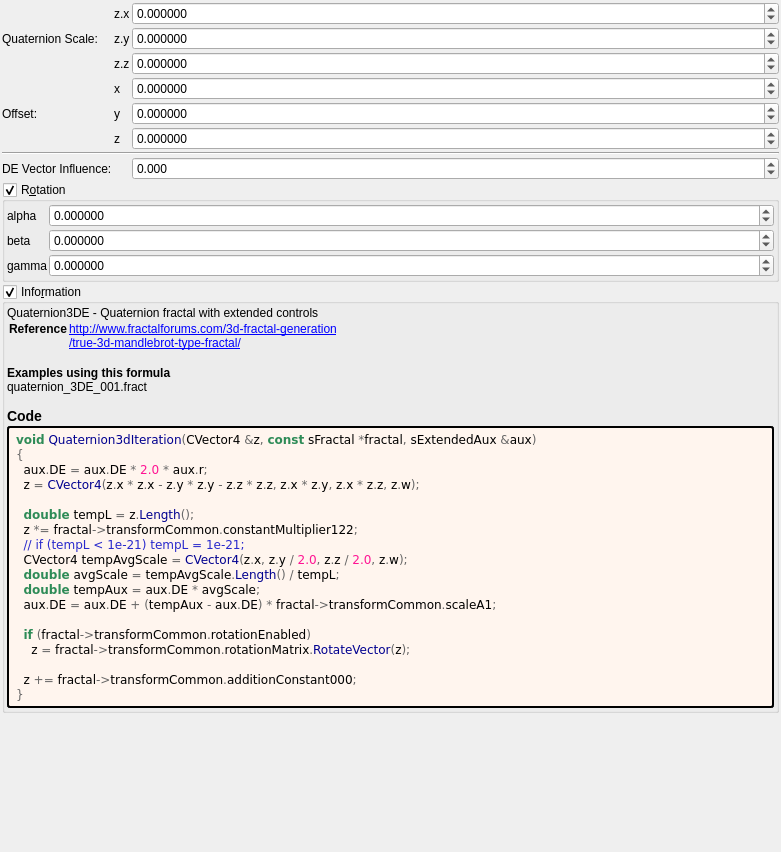
Qt form mandelbulber2/deploy/share/mandelbulber2/formula/ui/quaternion3d.ui (irinox-ctrl/mandelbulber2) before a commit.
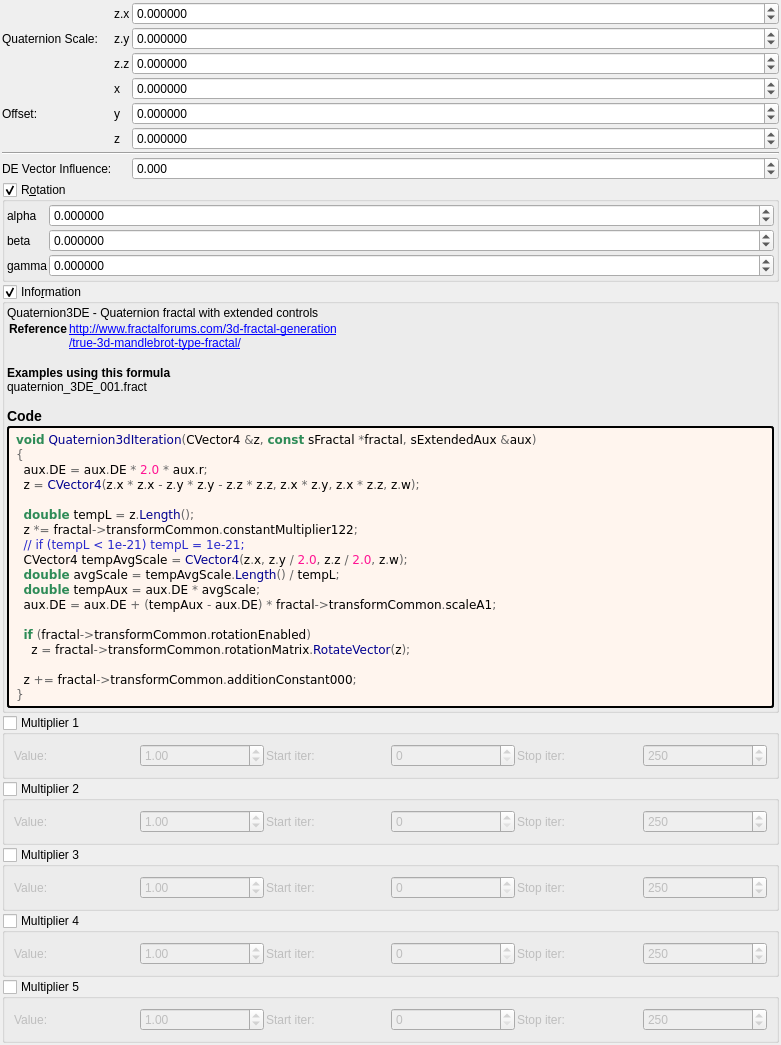
The same form after that commit. Custom widgets are drawn as their Qt base class.

Commit message:
feat: add 5 general-purpose multipliers to all 1007 fractal formulas
Each multiplier has:
- Checkbox (OFF by default)
- Value spinbox (default 1.0, range -100 to 100)
- Iteration start/stop range

Logic: z *= value; DE *= |value|;

Uses existing transformCommon parameters:
- Checkboxes: functionEnabledBx/By/Bz/Bw/CzFalse
- Values: scale4/5/6/8/16
- Ranges: startIterationsB-F/stopIterationsB-F

Modified 1007 .cpp (CPU), 1006 .cl (GPU), 1023 .ui files.
Both source (formula/) and deploy (deploy/share/) copies updated.

```diff
--- a/mandelbulber2/deploy/share/mandelbulber2/formula/ui/quaternion3d.ui
+++ b/mandelbulber2/deploy/share/mandelbulber2/formula/ui/quaternion3d.ui
@@ -534,6 +534,192 @@
      </layout>
     </widget>
    </item>
+   <item>
+    <widget class="MyGroupBox" name="groupCheck_transf_function_enabledBx_false">
+     <property name="title"><string>Multiplier 1</string></property>
+     <property name="checkable"><bool>true</bool></property>
+     <property name="checked"><bool>false</bool></property>
+     <layout class="QGridLayout" name="gridLayout_mult1">
+      <property name="spacing"><number>2</number></property>
+      <item row="0" column="0">
+       <widget class="QLabel"><property name="text"><string>Value:</string></property></widget>
+      </item>
+      <item row="0" column="1">
+       <widget class="MyDoubleSpinBox" name="spinbox_transf_scale_4">
+        <property name="minimum"><double>-100.0</double></property><property name="maximum"><double>100.0</double></property>
+        <property name="singleStep"><double>0.01</double></property><property name="value"><double>1.0</double></property>
+       </widget>
+      </item>
+      <item row="0" column="2">
+       <widget class="QLabel"><property name="text"><string>Start iter:</string></property></widget>
+      </item>
+      <item row="0" column="3">
+       <widget class="MySpinBox" name="spinboxInt_transf_start_iterations_B">
+        <property name="minimum"><number>0</number></property><property name="maximum"><number>10000</number></property>
+        <property name="value"><number>0</number></property>
+       </widget>
+      </item>
+      <item row="0" column="4">
+       <widget class="QLabel"><property name="text"><string>Stop iter:</string></property></widget>
+      </item>
+      <item row="0" column="5">
+       <widget class="MySpinBox" name="spinboxInt_transf_stop_iterations_B">
+        <property name="minimum"><number>0</number></property><property name="maximum"><number>10000</number></property>
+        <property name="value"><number>250</number></property>
+       </widget>
+      </item>
+     </layout>
+    </widget>
+   </item>
+   <item>
+    <widget class="MyGroupBox" name="groupCheck_transf_function_enabledBy_false">
+     <property name="title"><string>Multiplier 2</string></property>
+     <property name="checkable"><bool>true</bool></property>
+     <property name="checked"><bool>false</bool></property>
+     <layout class="QGridLayout" name="gridLayout_mult2">
+      <property name="spacing"><number>2</number></property>
+      <item row="0" column="0">
+       <widget class="QLabel"><property name="text"><string>Value:</string></property></widget>
+      </item>
+      <item row="0" column="1">
+       <widget class="MyDoubleSpinBox" name="spinbox_transf_scale_5">
+        <property name="minimum"><double>-100.0</double></property><property name="maximum"><double>100.0</double></property>
+        <property name="singleStep"><double>0.01</double></property><property name="value"><double>1.0</double></property>
+       </widget>
+      </item>
+      <item row="0" column="2">
+       <widget class="QLabel"><property name="text"><string>Start iter:</string></property></widget>
+      </item>
+      <item row="0" column="3">
+       <widget class="MySpinBox" name="spinboxInt_transf_start_iterations_C">
+        <property name="minimum"><number>0</number></property><property name="maximum"><number>10000</number></property>
+        <property name="value"><number>0</number></property>
+       </widget>
+      </item>
+      <item row="0" column="4">
+       <widget class="QLabel"><property name="text"><string>Stop iter:</string></property></widget>
+      </item>
+      <item row="0" column="5">
+       <widget class="MySpinBox" name="spinboxInt_transf_stop_iterations_C">
+        <property name="minimum"><number>0</number></property><property name="maximum"><number>10000</number></property>
+        <property name="value"><number>250</number></property>
+       </widget>
+      </item>
+     </layout>
+    </widget>
+   </item>
+   <item>
+    <widget class="MyGroupBox" name="groupCheck_transf_function_enabledBz_false">
+     <property name="title"><string>Multiplier 3</string></property>
+     <property name="checkable"><bool>true</bool></property>
+     <property name="checked"><bool>false</bool></property>
+     <layout class="QGridLayout" name="gridLayout_mult3">
+      <property name="spacing"><number>2</number></property>
+      <item row="0" column="0">
+       <widget class="QLabel"><property name="text"><string>Value:</string></property></widget>
+      </item>
+      <item row="0" column="1">
+       <widget class="MyDoubleSpinBox" name="spinbox_transf_scale_6">
+        <property name="minimum"><double>-100.0</double></property><property name="maximum"><double>100.0</double></property>
+        <property name="singleStep"><double>0.01</double></property><property name="value"><double>1.0</double></property>
+       </widget>
+      </item>
+      <item row="0" column="2">
+       <widget class="QLabel"><property name="text"><string>Start iter:</string></property></widget>
+      </item>
+      <item row="0" column="3">
+       <widget class="MySpinBox" name="spinboxInt_transf_start_iterations_D">
+        <property name="minimum"><number>0</number></property><property name="maximum"><number>10000</number></property>
+        <property name="value"><number>0</number></property>
+       </widget>
+      </item>
+      <item row="0" column="4">
+       <widget class="QLabel"><property name="text"><string>Stop iter:</string></property></widget>
+      </item>
+      <item row="0" column="5">
+       <widget class="MySpinBox" name="spinboxInt_transf_stop_iterations_D">
+        <property name="minimum"><number>0</number></property><property name="maximum"><number>10000</number></property>
+        <property name="value"><number>250</number></property>
+       </widget>
+      </item>
+     </layout>
+    </widget>
+   </item>
+   <item>
+    <widget class="MyGroupBox" name="groupCheck_transf_function_enabledBw_false">
+     <property name="title"><string>Multiplier 4</string></property>
+     <property name="checkable"><bool>true</bool></property>
+     <property name="checked"><bool>false</bool></property>
+     <layout class="QGridLayout" name="gridLayout_mult4">
+      <property name="spacing"><number>2</number></property>
+      <item row="0" column="0">
+       <widget class="QLabel"><property name="text"><string>Value:</string></property></widget>
+      </item>
+      <item row="0" column="1">
+       <widget class="MyDoubleSpinBox" name="spinbox_transf_scale_8">
+        <property name="minimum"><double>-100.0</double></property><property name="maximum"><double>100.0</double></property>
+        <property name="singleStep"><double>0.01</double></property><property name="value"><double>1.0</double></property>
+       </widget>
+      </item>
+      <item row="0" column="2">
+       <widget class="QLabel"><property name="text"><string>Start iter:</string></property></widget>
+      </item>
+      <item row="0" column="3">
+       <widget class="MySpinBox" name="spinboxInt_transf_start_iterations_E">
+        <property name="minimum"><number>0</number></property><property name="maximum"><number>10000</number></property>
+        <property name="value"><number>0</number></property>
+       </widget>
+      </item>
+      <item row="0" column="4">
+       <widget class="QLabel"><property name="text"><string>Stop iter:</string></property></widget>
+      </item>
+      <item row="0" column="5">
+       <widget class="MySpinBox" name="spinboxInt_transf_stop_iterations_E">
+        <property name="minimum"><number>0</number></property><property name="maximum"><number>10000</number></property>
+        <property name="value"><number>250</number></property>
+       </widget>
+      </item>
+     </layout>
+    </widget>
+   </item>
+   <item>
+    <widget class="MyGroupBox" name="groupCheck_transf_function_enabledCz_false">
+     <property name="title"><string>Multiplier 5</string></property>
+     <property name="checkable"><bool>true</bool></property>
+     <property name="checked"><bool>false</bool></property>
+     <layout class="QGridLayout" name="gridLayout_mult5">
+      <property name="spacing"><number>2</number></property>
+      <item row="0" column="0">
+       <widget class="QLabel"><property name="text"><string>Value:</string></property></widget>
+      </item>
+      <item row="0" column="1">
+       <widget class="MyDoubleSpinBox" name="spinbox_transf_scale_16">
+        <property name="minimum"><double>-100.0</double></property><property name="maximum"><double>100.0</double></property>
+        <property name="singleStep"><double>0.01</double></property><property name="value"><double>1.0</double></property>
+       </widget>
+      </item>
+      <item row="0" column="2">
+       <widget class="QLabel"><property name="text"><string>Start iter:</string></property></widget>
+      </item>
+      <item row="0" column="3">
+       <widget class="MySpinBox" name="spinboxInt_transf_start_iterations_F">
+        <property name="minimum"><number>0</number></property><property name="maximum"><number>10000</number></property>
+        <property name="value"><number>0</number></property>
+       </widget>
+      </item>
+      <item row="0" column="4">
+       <widget class="QLabel"><property name="text"><string>Stop iter:</string></property></widget>
+      </item>
+      <item row="0" column="5">
+       <widget class="MySpinBox" name="spinboxInt_transf_stop_iterations_F">
+        <property name="minimum"><number>0</number></property><property name="maximum"><number>10000</number></property>
+        <property name="value"><number>250</number></property>
+       </widget>
+      </item>
+     </layout>
+    </widget>
+   </item>
+
    <item>
     <spacer name="verticalSpacer_2">
      <property name="orientation">
@@ -561,6 +747,11 @@
    <extends>QDoubleSpinBox</extends>
    <header>my_double_spin_box.h</header>
   </customwidget>
+   <customwidget>
+   <class>MySpinBox</class>
+   <extends>QSpinBox</extends>
+   <header>my_spin_box.h</header>
+  </customwidget>
  </customwidgets>
  <tabstops>
   <tabstop>spinbox3_transf_constant_multiplier_122_x</tabstop>
```
The commit also changes 3972 other files.
